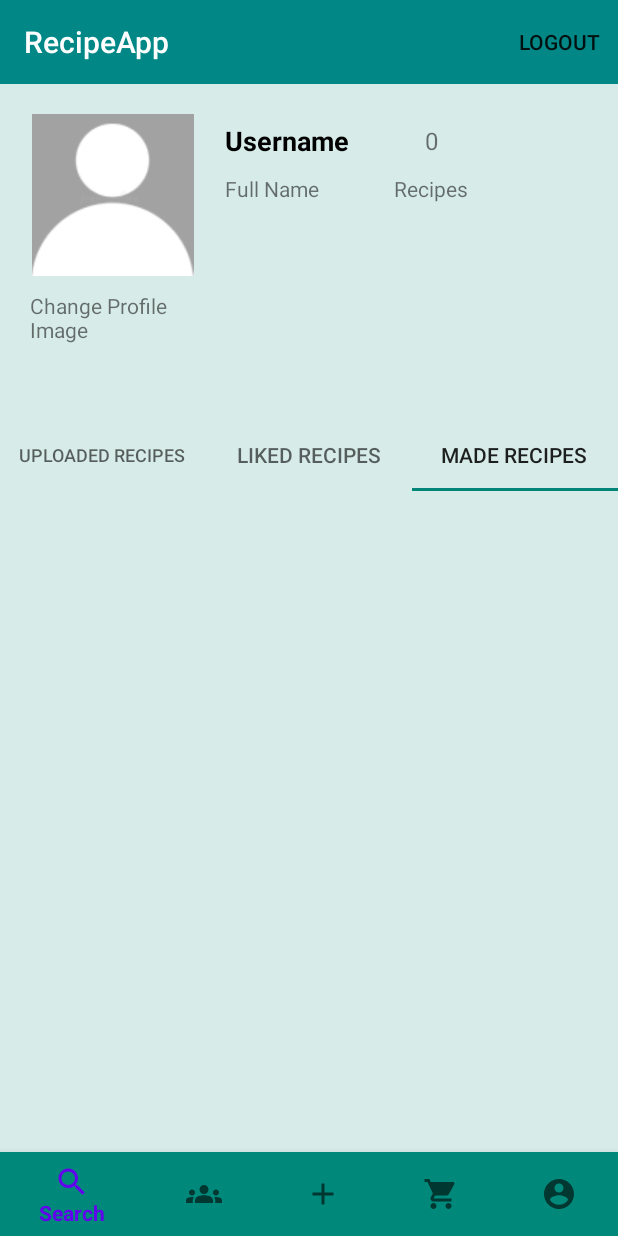
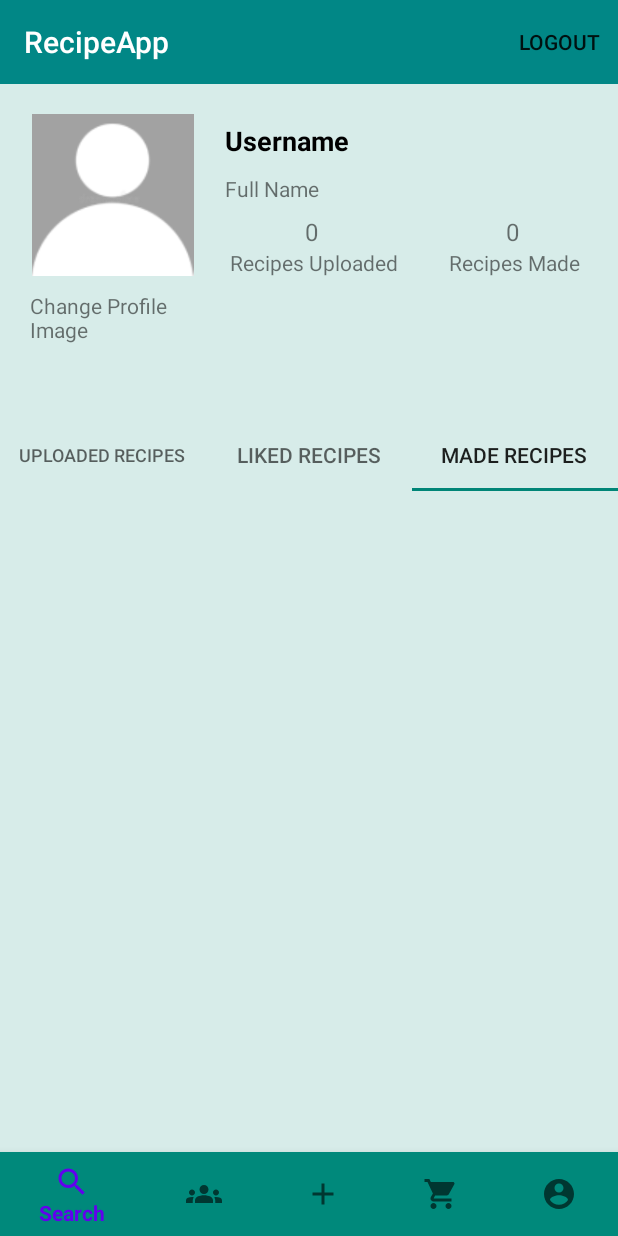
Before and after one commit to dyunus21/RecipeApp, an Android app: the ProfileFragment screen opened through its navigation route, tab 3 chosen, on a phone screen of 412 x 824 dp. Run offline under Robolectric (Android 15) with nearby library versions, the phone set to English and light mode, and no system bars; our stand-ins replace navigation-ui; libraries missing offline, so code that uses them is left out: com.codepath.asynchttpclient, com.parse; pictures from the network do not load; 34 statements that could not run were skipped.

Commit message:
Minor additions to made recipes tab

```diff
--- a/app/src/main/java/com/example/recipeapp/fragments/ProfileFragment.java
+++ b/app/src/main/java/com/example/recipeapp/fragments/ProfileFragment.java
@@ -88,6 +88,8 @@ public class ProfileFragment extends Fragment {
                 onPickPhoto(v);
             }
         });
+        binding.tvRecipeCount.setText(String.valueOf(CURRENT_USER.getRecipesUploaded().size()));
+        binding.tvMadeCount.setText(String.valueOf(CURRENT_USER.getRecipesMade().size()));
         binding.rvUploadedRecipes.setLayoutManager(new LinearLayoutManager(getContext()));
         binding.rvUploadedRecipes.setAdapter(adapter);
         queryRecipes("uploaded");
@@ -136,6 +138,13 @@ public class ProfileFragment extends Fragment {
             Log.i(TAG, recipes.toString());
             adapter.addAll(recipes);
             return;
+        } else if (type.equals("made")) {
+            adapter.clear();
+            recipes = CURRENT_USER.getRecipesMade();
+            Log.i(TAG, recipes.toString());
+            adapter.addAll(recipes);
+            binding.tvMadeCount.setText(String.valueOf(recipes.size()));
+            return;
         }
         query.include(Recipe.KEY_IMAGE_URL);
         query.include(Recipe.KEY_IMAGE);
@@ -151,7 +160,7 @@ public class ProfileFragment extends Fragment {
                 adapter.clear();
                 recipes = objects;
                 adapter.addAll(recipes);
-                binding.tvRecipeCount.setText(String.valueOf(recipes.size()));
+
             }
         });
     }
--- a/app/src/main/res/layout/fragment_profile.xml
+++ b/app/src/main/res/layout/fragment_profile.xml
@@ -7,6 +7,28 @@
     android:background="#D7ECE9"
     tools:context=".fragments.ProfileFragment">
 
+
+    <TextView
+        android:id="@+id/tvMadeCount"
+        android:layout_width="wrap_content"
+        android:layout_height="wrap_content"
+        android:text="0"
+        android:textSize="16sp"
+        app:layout_constraintBottom_toTopOf="@+id/tvRecipeMade"
+        app:layout_constraintEnd_toEndOf="@+id/tvRecipeMade"
+        app:layout_constraintStart_toStartOf="@+id/tvRecipeMade" />
+
+    <TextView
+        android:id="@+id/tvRecipeMade"
+        android:layout_width="wrap_content"
+        android:layout_height="wrap_content"
+        android:layout_marginStart="5dp"
+        android:text=" Recipes Made"
+        android:textAlignment="center"
+        app:layout_constraintBottom_toBottomOf="@+id/tvRecipeText"
+        app:layout_constraintEnd_toEndOf="parent"
+        app:layout_constraintStart_toEndOf="@+id/tvRecipeText"
+        app:layout_constraintTop_toTopOf="@+id/tvRecipeText" />
 
     <ImageView
         android:id="@+id/ivProfileImage"
@@ -68,23 +90,22 @@
     <TextView
         android:id="@+id/tvRecipeCount"
         android:layout_width="wrap_content"
-        android:layout_height="wrap_content"
+        android:layout_height="0dp"
         android:text="0"
         android:textSize="16sp"
-        app:layout_constraintBottom_toBottomOf="@+id/tvUsername"
+        app:layout_constraintBottom_toTopOf="@+id/tvRecipeText"
         app:layout_constraintEnd_toEndOf="@+id/tvRecipeText"
-        app:layout_constraintStart_toStartOf="@+id/tvRecipeText"
-        app:layout_constraintTop_toTopOf="@+id/tvUsername" />
+        app:layout_constraintStart_toStartOf="@+id/tvRecipeText" />
 
     <TextView
         android:id="@+id/tvRecipeText"
         android:layout_width="wrap_content"
         android:layout_height="wrap_content"
-        android:layout_marginStart="50dp"
-        android:text="Recipes"
-        app:layout_constraintBottom_toBottomOf="@+id/tvFullname"
-        app:layout_constraintStart_toEndOf="@+id/tvFullname"
-        app:layout_constraintTop_toTopOf="@+id/tvFullname" />
+        android:layout_marginTop="30dp"
+        android:text=" Recipes Uploaded"
+        android:textAlignment="center"
+        app:layout_constraintStart_toStartOf="@+id/tvFullname"
+        app:layout_constraintTop_toBottomOf="@+id/tvFullname" />
 
     <com.google.android.material.tabs.TabLayout
         android:id="@+id/tabLayout"
```
